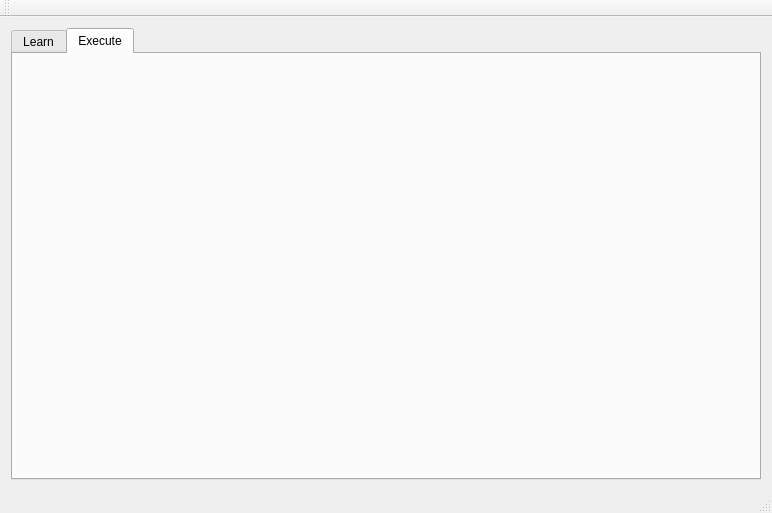
Qt form main.ui (squarenabla/ANN) before a commit.
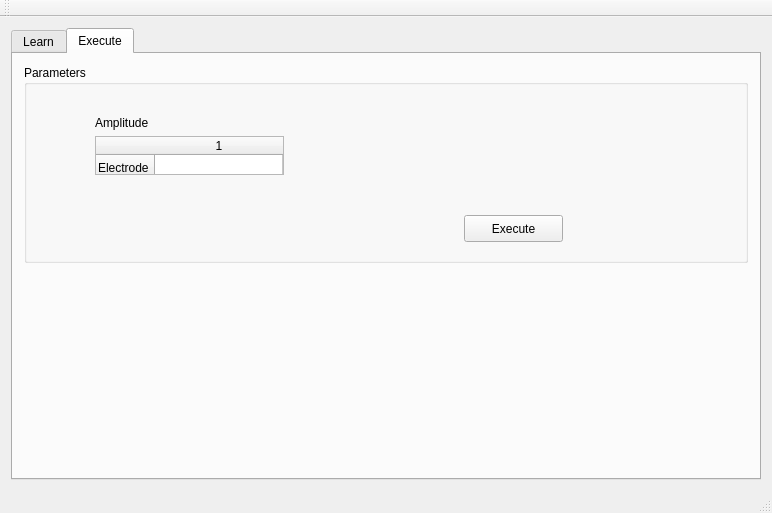
The same form after that commit. The open tabs and pages were chosen to show the change. Custom widgets are drawn as their Qt base class.

Diff of the .ui file:
```diff
--- a/main.ui
+++ b/main.ui
@@ -217,6 +217,83 @@
        <attribute name="title">
         <string>Execute</string>
        </attribute>
+       <layout class="QVBoxLayout" name="verticalLayout_2">
+        <item>
+         <widget class="QGroupBox" name="groupBox_4">
+          <property name="title">
+           <string>Parameters</string>
+          </property>
+          <widget class="QWidget" name="verticalLayoutWidget">
+           <property name="geometry">
+            <rect>
+             <x>60</x>
+             <y>40</y>
+             <width>211</width>
+             <height>81</height>
+            </rect>
+           </property>
+           <layout class="QVBoxLayout" name="verticalLayout_5">
+            <property name="sizeConstraint">
+             <enum>QLayout::SetMaximumSize</enum>
+            </property>
+            <item>
+             <widget class="QLabel" name="label_4">
+              <property name="text">
+               <string>Amplitude</string>
+              </property>
+             </widget>
+            </item>
+            <item>
+             <widget class="QTableWidget" name="paramTable">
+              <property name="rowCount">
+               <number>1</number>
+              </property>
+              <property name="columnCount">
+               <number>1</number>
+              </property>
+              <attribute name="horizontalHeaderDefaultSectionSize">
+               <number>25</number>
+              </attribute>
+              <attribute name="horizontalHeaderStretchLastSection">
+               <bool>true</bool>
+              </attribute>
+              <attribute name="verticalHeaderDefaultSectionSize">
+               <number>25</number>
+              </attribute>
+              <attribute name="verticalHeaderStretchLastSection">
+               <bool>true</bool>
+              </attribute>
+              <row>
+               <property name="text">
+                <string>Electrode</string>
+               </property>
+              </row>
+              <column/>
+             </widget>
+            </item>
+           </layout>
+          </widget>
+          <widget class="QPushButton" name="executeButton">
+           <property name="geometry">
+            <rect>
+             <x>440</x>
+             <y>150</y>
+             <width>99</width>
+             <height>27</height>
+            </rect>
+           </property>
+           <property name="text">
+            <string>Execute</string>
+           </property>
+          </widget>
+         </widget>
+        </item>
+        <item>
+         <widget class="QWidget" name="widget_2" native="true">
+          <zorder>groupBox_4</zorder>
+         </widget>
+        </item>
+       </layout>
       </widget>
      </widget>
     </item>
```
Left out of the diff: 2 changed lines with no effect on the pictures.
